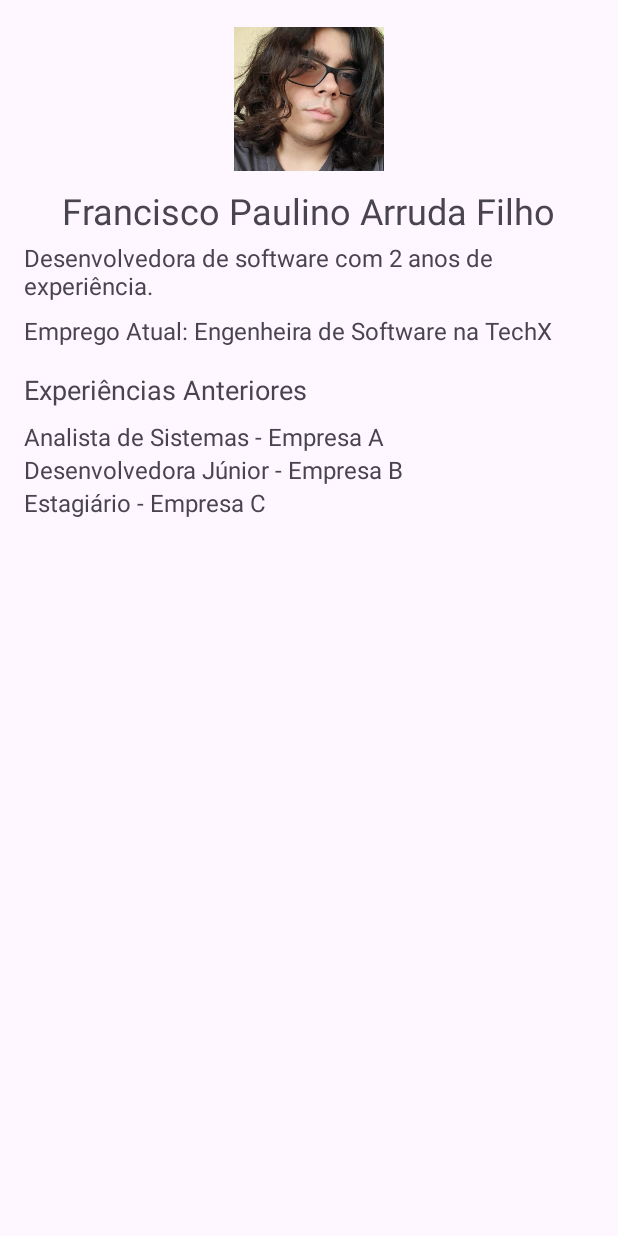
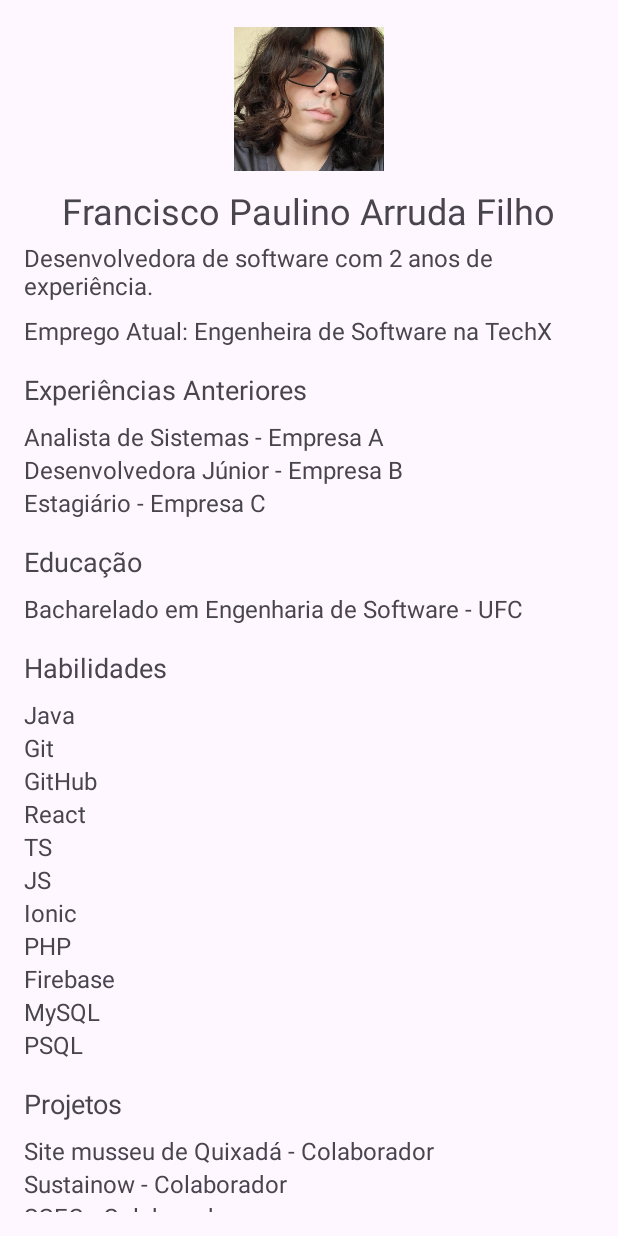
Before and after one commit to Francisco-Paulino-Arruda-Filho/AtividadesMobile, an Android app: the screen it shows after launch (MainActivity), on a phone screen of 412 x 824 dp. Run offline under Robolectric (Android 15) with nearby library versions, the light colour scheme and no system bars.

Commit message:
Adicionando educação, habilidades e projetos

```diff
--- a/ProfileApp/app/src/main/java/com/example/profileapp/MainActivity.kt
+++ b/ProfileApp/app/src/main/java/com/example/profileapp/MainActivity.kt
@@ -24,6 +24,54 @@ class MainActivity : AppCompatActivity() {
         descriptionText.text = "Desenvolvedora de software com 2 anos de experiência."
         currentJobText.text = "Emprego Atual: Engenheira de Software na TechX"
 
+        // Inicializando novos layouts
+        val educationLayout = findViewById<LinearLayout>(R.id.educationLayout)
+        val skillsLayout = findViewById<LinearLayout>(R.id.skillsLayout)
+        val projectsLayout = findViewById<LinearLayout>(R.id.projectsLayout)
+
+        // Lista de educação
+        val educations = listOf(
+            "Bacharelado em Engenharia de Software - UFC"
+        )
+
+        // Lista de habilidades
+        val skills = listOf(
+            "Java", "Git", "GitHub",
+            "React", "TS", "JS", "Ionic", "PHP", "Firebase", "MySQL", "PSQL"
+        )
+
+        // Lista de projetos
+        val projects = listOf(
+            "Site musseu de Quixadá - Colaborador",
+            "Sustainow - Colaborador",
+            "SGEC - Colaborador"
+        )
+
+        // Adicionando educação dinamicamente
+        for (education in educations) {
+            val textView = TextView(this)
+            textView.text = education
+            textView.textSize = 16f
+            educationLayout.addView(textView)
+        }
+
+        // Adicionando habilidades dinamicamente
+        for (skill in skills) {
+            val textView = TextView(this)
+            textView.text = skill
+            textView.textSize = 16f
+            skillsLayout.addView(textView)
+        }
+
+        // Adicionando projetos dinamicamente
+        for (project in projects) {
+            val textView = TextView(this)
+            textView.text = project
+            textView.textSize = 16f
+            projectsLayout.addView(textView)
+        }
+
+
         // Lista de experiências
         val experiencias = listOf(
             "Analista de Sistemas - Empresa A",
--- a/ProfileApp/app/src/main/res/layout/activity_main.xml
+++ b/ProfileApp/app/src/main/res/layout/activity_main.xml
@@ -70,6 +70,54 @@
 
             <!-- Experiências serão adicionadas dinamicamente -->
         </LinearLayout>
+        <LinearLayout
+            android:id="@+id/educationLayout"
+            android:layout_width="match_parent"
+            android:layout_height="wrap_content"
+            android:orientation="vertical"
+            android:paddingTop="16dp">
+
+            <!-- Título da Educação -->
+            <TextView
+                android:layout_width="wrap_content"
+                android:layout_height="wrap_content"
+                android:text="Educação"
+                android:textSize="18sp"
+                android:paddingBottom="8dp"/>
+        </LinearLayout>
+
+        <LinearLayout
+            android:id="@+id/skillsLayout"
+            android:layout_width="match_parent"
+            android:layout_height="wrap_content"
+            android:orientation="vertical"
+            android:paddingTop="16dp">
+
+            <!-- Título das Habilidades -->
+            <TextView
+                android:layout_width="wrap_content"
+                android:layout_height="wrap_content"
+                android:text="Habilidades"
+                android:textSize="18sp"
+                android:paddingBottom="8dp"/>
+        </LinearLayout>
+
+        <LinearLayout
+            android:id="@+id/projectsLayout"
+            android:layout_width="match_parent"
+            android:layout_height="wrap_content"
+            android:orientation="vertical"
+            android:paddingTop="16dp">
+
+            <!-- Título dos Projetos -->
+            <TextView
+                android:layout_width="wrap_content"
+                android:layout_height="wrap_content"
+                android:text="Projetos"
+                android:textSize="18sp"
+                android:paddingBottom="8dp"/>
+        </LinearLayout>
+
     </LinearLayout>
 
 
```
